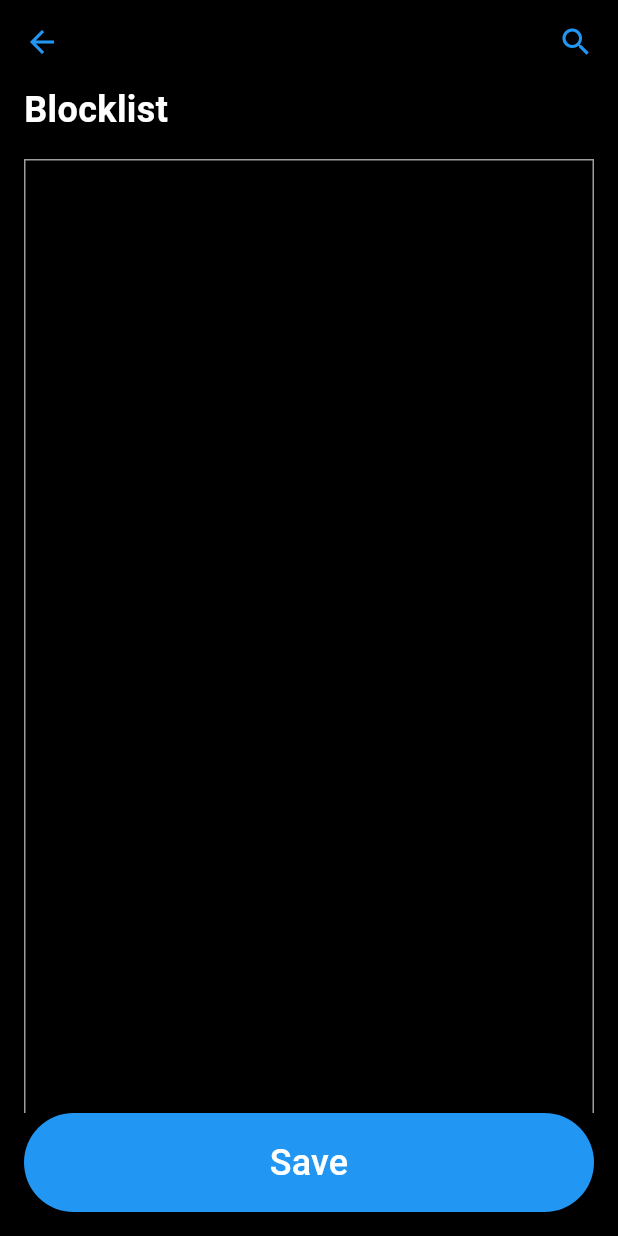
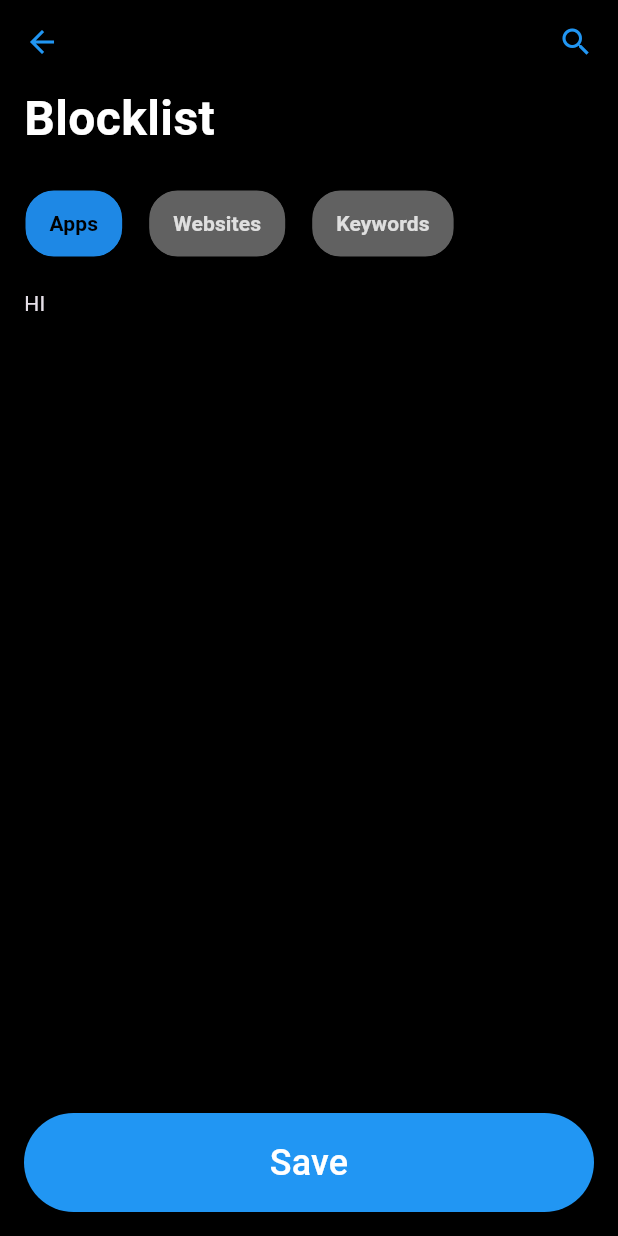
Before and after one commit to spiritoftime/check-app-plugin, a Flutter app: the CreateBlockPage screen opened by its route, on a phone screen of 412 x 824 dp. Run offline on Flutter 3.47's test engine with Material 3 defaults, Android fonts, the phone set to English and light mode, and no system bars; drawn by our look-alikes of buttons_tabbar; our stand-ins replace accordion, bloc, carousel_slider, gap, go_router, plugin_platform_interface; missing offline and left inert: flutter_background_service, flutter_background_service_android, overlay_pop_up.

Commit message:
add tab to create-block

```diff
--- /dev/null
+++ b/example/lib/features/create_block/cubit/tab_cubit.dart
@@ -0,0 +1,8 @@
+import 'package:bloc/bloc.dart';
+
+
+class TabCubit extends Cubit<int> {
+  TabCubit(super.initialState);
+
+   void switchTab(index) => emit(index);
+}
--- a/example/lib/features/create_block/presentation/create_block_page.dart
+++ b/example/lib/features/create_block/presentation/create_block_page.dart
@@ -1,3 +1,5 @@
+import 'package:buttons_tabbar/buttons_tabbar.dart';
+import 'package:checkapp_plugin_example/features/create_block/cubit/tab_cubit.dart';
 import 'package:flutter/cupertino.dart';
 import 'package:flutter/material.dart';
 import 'package:flutter/rendering.dart';
@@ -6,8 +8,9 @@ import 'package:go_router/go_router.dart';
 import 'package:gap/gap.dart';
 
 class CreateBlockPage extends StatelessWidget {
-  const CreateBlockPage({super.key});
-
+  final TabCubit tabCubit = TabCubit(0);
+  CreateBlockPage({super.key});
+  List<String> _tabs = ["Apps", "Websites", "Keywords"];
   @override
   Widget build(BuildContext context) {
     return Scaffold(
@@ -26,7 +29,8 @@ class CreateBlockPage extends StatelessWidget {
                       tapTargetSize: MaterialTapTargetSize.shrinkWrap,
                     ),
                     onPressed: () => context.pop(),
-                    icon: const Icon(Icons.arrow_back, color: Colors.blue, size: 24),
+                    icon: const Icon(Icons.arrow_back,
+                        color: Colors.blue, size: 24),
                   ),
                   const Spacer(),
                   IconButton(
@@ -36,32 +40,62 @@ class CreateBlockPage extends StatelessWidget {
                       tapTargetSize: MaterialTapTargetSize.shrinkWrap,
                     ),
                     onPressed: () => {},
-                    icon: const Icon(Icons.search,color:Colors.blue, size: 24),
+                    icon:
+                        const Icon(Icons.search, color: Colors.blue, size: 24),
                   )
                 ],
               ),
               const Gap(16),
-              const Column(
+              Expanded(
+                child: Column(
                   crossAxisAlignment: CrossAxisAlignment.start,
                   children: [
-                  Text("Blocklist",
+                    const Text("Blocklist",
                         style: TextStyle(
                             color: Colors.white,
                             fontWeight: FontWeight.bold,
-                          fontSize: 24.0)),
-
-                          Gap(16),
-
+                            fontSize: 32.0)),
+                    const Gap(24),
+                    DefaultTabController(
+                      length: _tabs.length,
+                      child: Expanded(
+                        child: Column(
+                          crossAxisAlignment: CrossAxisAlignment.start,
+                          children: <Widget>[
+                            ButtonsTabBar(
+                              buttonMargin: const EdgeInsets.only(right: 16),
+                              contentPadding: const EdgeInsets.symmetric(
+                                  horizontal: 16, vertical: 8),
+                              backgroundColor: Colors.blue[600],
+                              unselectedBackgroundColor: Colors.grey[700],
+                              labelStyle: const TextStyle(
+                                color: Colors.black,
+                                fontWeight: FontWeight.bold,
+                              ),
+                              unselectedLabelStyle: TextStyle(
+                                color: Colors.white.withOpacity(0.8),
+                                fontWeight: FontWeight.bold,
+                              ),
+                              borderWidth: 1,
+                              // unselectedBorderColor: Colors.blue[600],
+                              radius: 20,
+                              tabs: _tabs.map((e) => Tab(text: e)).toList(),
+                            ),
+                            const Gap(20),
+                            Expanded(
+                              child: TabBarView(
+                                children: [
+                                  Text("HI"),
+                                  Text("HI"),
+                                  Text("HI"),
                                 ],
                               ),
-              Expanded(
-                child: SingleChildScrollView(
-                  child: Container(
-                    decoration:
-                        BoxDecoration(border: Border.all(color: Colors.grey)),
-                    height: 800,
-                    child: const Column(),
                             ),
+                          ],
+                        ),
+                      ),
+                    )
+                  ],
                 ),
               ),
               ElevatedButton(
--- a/example/lib/router/router.dart
+++ b/example/lib/router/router.dart
@@ -29,7 +29,7 @@ final GoRouter _router = GoRouter(
         GoRoute(
             path: 'create-block',
             builder: (BuildContext context, GoRouterState state) {
-              return const CreateBlockPage();
+              return  CreateBlockPage();
             }),
       ],
     ),
--- a/example/pubspec.yaml
+++ b/example/pubspec.yaml
@@ -35,6 +35,7 @@ dependencies:
   carousel_slider: ^4.2.1
   flutter_animate: ^4.5.0
   accordion: ^2.6.0
+  buttons_tabbar: ^1.3.10
 
 dev_dependencies:
   integration_test:
```
Also changed, not shown: example/pubspec.lock. Lines whose indentation alone changed are shown as unchanged.
